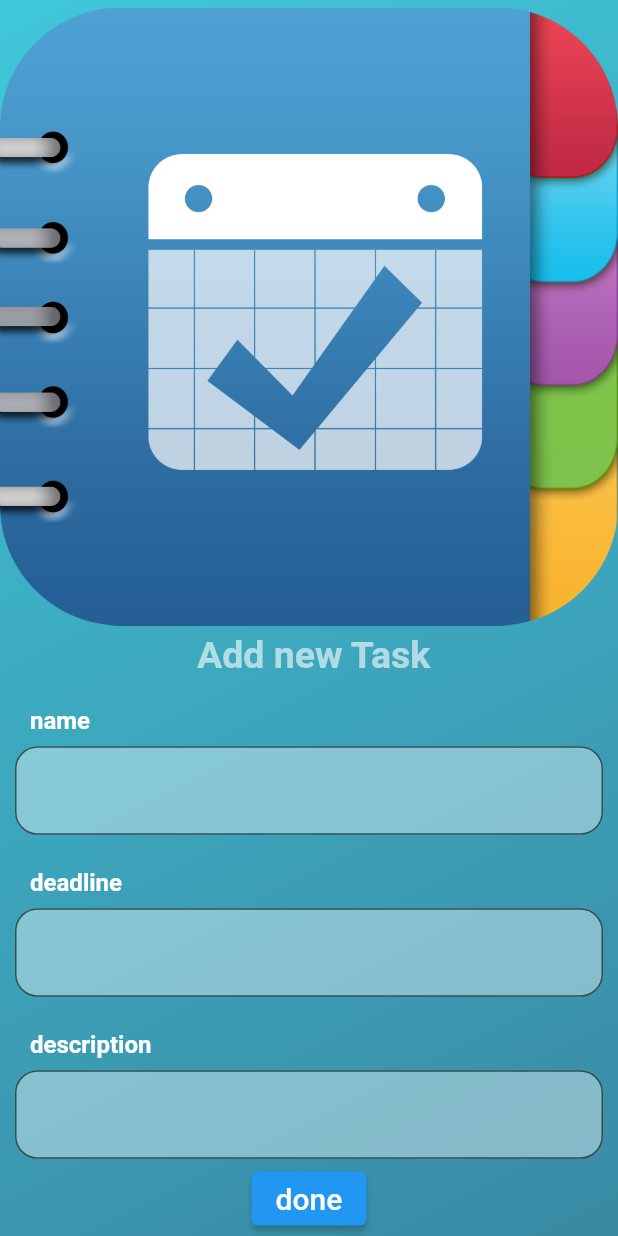
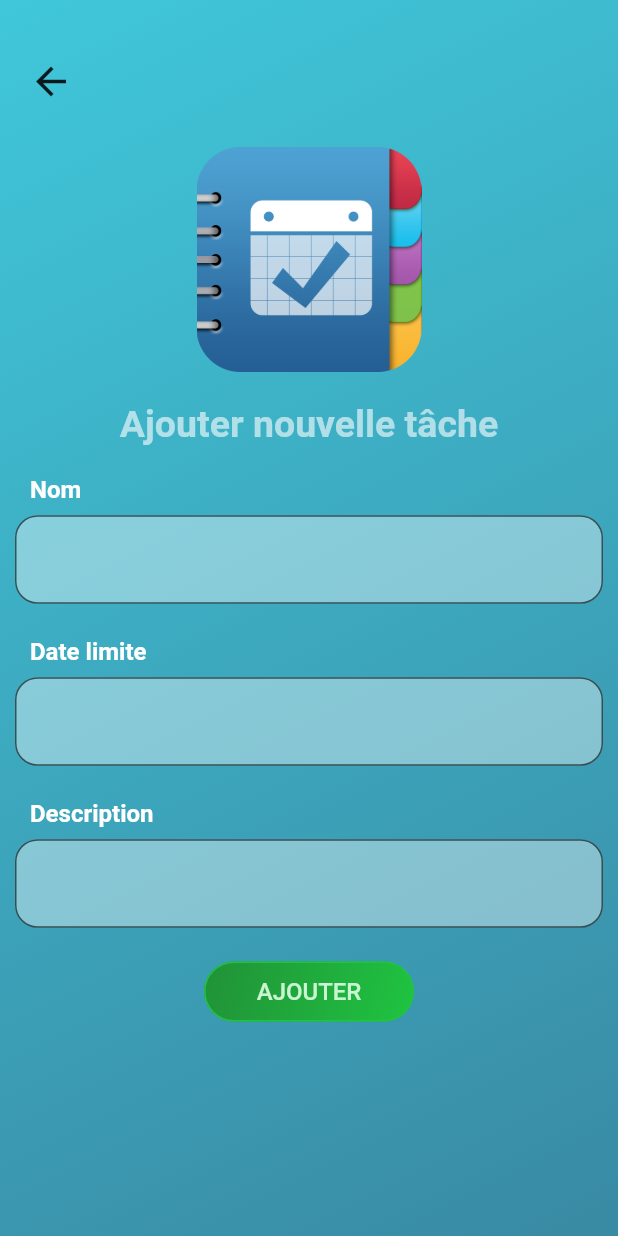
Before and after one commit to Pole-Projet-JEI/ollert_front, a Flutter app: the AddTask screen opened by its route, on a phone screen of 412 x 824 dp. Run offline on Flutter 3.47's test engine with Material 2 defaults, Android fonts, the phone set to English and light mode, and no system bars; our stand-ins replace flutter_spinkit, shared_preferences; accounts and stored records are empty.

Commit message:
améliorer les interfaces + addProjectAPI consumption

```diff
--- a/lib/screens/AddTask.dart
+++ b/lib/screens/AddTask.dart
@@ -1,3 +1,5 @@
+// ignore_for_file: prefer_const_constructors
+
 import 'package:flutter/material.dart';
 import 'package:flutter/services.dart';
 import 'package:ollert/Widgets/TextFieldWidget.dart';
@@ -6,15 +8,14 @@ import 'package:ollert/screens/TaskPage.dart';
 import 'package:ollert/screens/signOut.dart';
 
 class AddTask extends StatelessWidget {
-  const AddTask({ Key? key }) : super(key: key);
+  const AddTask({Key? key}) : super(key: key);
 
   @override
   Widget build(BuildContext context) {
-    final topPadding = MediaQuery.of(context).padding.top;
     return SafeArea(
-      child : Scaffold(
-        body:Container(
-
+      child: Scaffold(
+          body: Container(
+        // padding: EdgeInsets.only(top:50),
         height: MediaQuery.of(context).size.height,
         width: MediaQuery.of(context).size.width,
         decoration: const BoxDecoration(
@@ -26,40 +27,81 @@ class AddTask extends StatelessWidget {
         ),
         child: SingleChildScrollView(
           child: Column(
-
+            mainAxisAlignment: MainAxisAlignment.center,
             children: [
-            SizedBox(height: topPadding),
-            SizedBox(height: 5),
-            Image.asset('assets/task_icon.png'),
-
-             SizedBox(height: 5),
+              SizedBox(height: 30),
+              Row(
+                mainAxisAlignment: MainAxisAlignment.start,
+                children: [
+                  SizedBox(
+                    width: 10,
+                  ),
+                  IconButton(
+                      onPressed: () {
+                        Navigator.of(context).pop();
+                      },
+                      icon: Icon(
+                        Icons.arrow_back,
+                        size: 30,
+                        color: Colors.black87,
+                      ))
+                ],
+              ),
+              SizedBox(height: 20),
+              Image.asset(
+                'assets/task_icon.png',
+                width: 150,
+              ),
+              SizedBox(height: 20),
               const Text(
-                    " Add new Task",
+                "Ajouter nouvelle tâche",
                 style: TextStyle(
                   fontSize: 25,
                   color: Colors.white60,
                   fontWeight: FontWeight.bold,
                 ),
               ),
-            TextFieldWidget(name:"name"),
-            TextFieldWidget(name:"deadline"),
-            TextFieldWidget(name:"description"),
-            ElevatedButton(
-                  onPressed: () { Navigator.push( context,
-              MaterialPageRoute(builder: (context) => TaskPage()),
+              TextFieldWidget(name: "Nom"),
+              TextFieldWidget(name: "Date limite"),
+              TextFieldWidget(name: "Description"),
+              SizedBox(
+                height: 20,
+              ),
+              Container(
+                decoration: BoxDecoration(
+                  borderRadius: BorderRadius.circular(30),
+                  gradient: const LinearGradient(
+                    colors: [Color(0xff219138), Color(0xff1fc441)],
+                    begin: Alignment.topLeft,
+                    end: Alignment.bottomRight,
+                  ),
+                ),
+                width: 140,
+                height: 40,
+                child: FlatButton(
+                  onPressed: () async {},
+                  shape: RoundedRectangleBorder(
+                      borderRadius: BorderRadius.circular(30),
+                      side: const BorderSide(color: Color(0xff1fc441))),
+                  textColor: Colors.black54,
+                  child: Center(
+                    child: Text(
+                      "Ajouter".toUpperCase(),
+                      style: const TextStyle(
+                        color: Color(0xffc9f5d2),
+                        fontSize: 16.0,
+                      ),
+                    ),
+                  ),
+                ),
+              ),
+              SizedBox(
+                height: 20,
+              ),
+            ],
+          ),
+        ),
+      )),
     );
-                  },
-                  child: Text('done', style : TextStyle(
-                    fontSize: 20.0,),
-                ))
-          ],
-          )
-        ,),
-        )
-        ),
-        );
-
-
   }
-
 }
```
Lines whose indentation alone changed are shown as unchanged.
